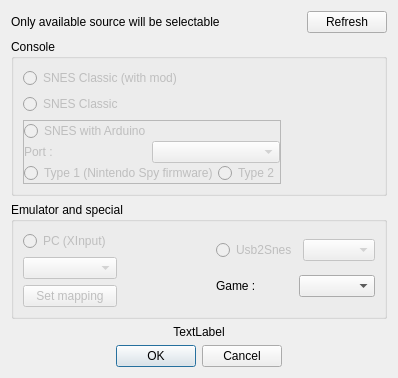
First picture: the form in inputsourceselector.ui, repository Skarsnik/Button-Mash, before the edit.
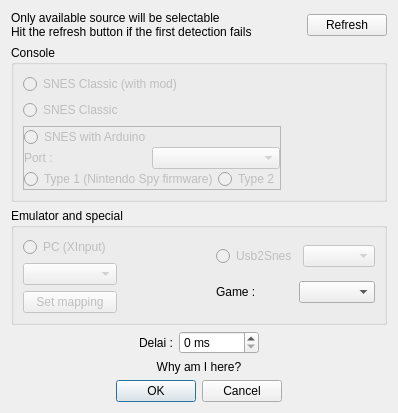
Second picture: the form after the edit.

Commit message: Add delai support

```diff
--- a/inputsourceselector.ui
+++ b/inputsourceselector.ui
@@ -19,7 +19,7 @@
      <item>
       <widget class="QLabel" name="label">
        <property name="text">
-        <string>Only available source will be selectable</string>
+        <string>&lt;html&gt;&lt;head/&gt;&lt;body&gt;&lt;p&gt;Only available source will be selectable&lt;br/&gt;Hit the refresh button if the first detection fails&lt;/p&gt;&lt;/body&gt;&lt;/html&gt;</string>
        </property>
       </widget>
      </item>
@@ -218,7 +218,7 @@
            <bool>false</bool>
           </property>
           <property name="text">
-           <string>PC (XInput)</string>
+           <string>PC (XInput) </string>
           </property>
           <attribute name="buttonGroup">
            <string notr="true">sourceRadioGroup</string>
@@ -308,10 +308,57 @@
      </layout>
     </widget>
    </item>
+   <item>
+    <layout class="QHBoxLayout" name="horizontalLayout_9">
+     <item>
+      <spacer name="horizontalSpacer_4">
+       <property name="orientation">
+        <enum>Qt::Horizontal</enum>
+       </property>
+       <property name="sizeHint" stdset="0">
+        <size>
+         <width>40</width>
+         <height>20</height>
+        </size>
+       </property>
+      </spacer>
+     </item>
+     <item>
+      <widget class="QLabel" name="label_2">
+       <property name="text">
+        <string>Delai :</string>
+       </property>
+      </widget>
+     </item>
+     <item>
+      <widget class="QSpinBox" name="delaiSpinBox">
+       <property name="suffix">
+        <string> ms</string>
+       </property>
+       <property name="maximum">
+        <number>10000</number>
+       </property>
+      </widget>
+     </item>
+     <item>
+      <spacer name="horizontalSpacer_5">
+       <property name="orientation">
+        <enum>Qt::Horizontal</enum>
+       </property>
+       <property name="sizeHint" stdset="0">
+        <size>
+         <width>40</width>
+         <height>20</height>
+        </size>
+       </property>
+      </spacer>
+     </item>
+    </layout>
+   </item>
    <item>
     <widget class="QLabel" name="infoLabel">
      <property name="text">
-      <string>TextLabel</string>
+      <string>Why am I here?</string>
      </property>
      <property name="alignment">
       <set>Qt::AlignCenter</set>
```
The commit also changes 5 other files.
